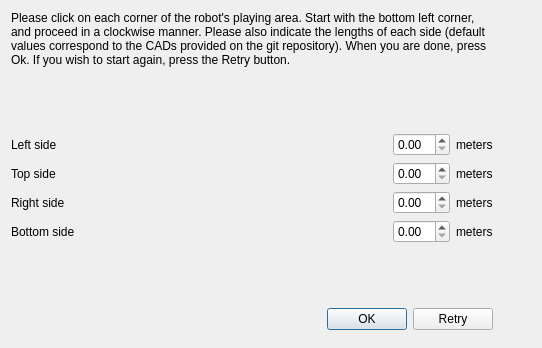
The window that vision/ui/DimensionsConverter.ui (victoriapc/HockusPockus) describes before a commit, drawn with Qt 5.
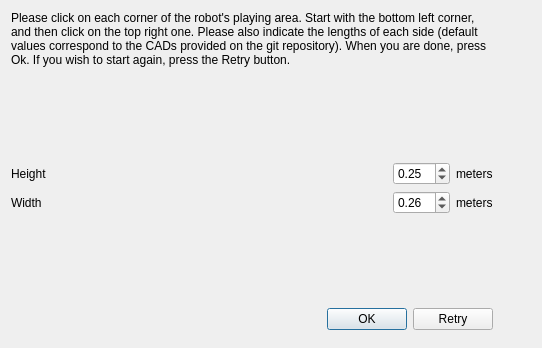
The same window after the commit.

Commit message: added ROS support for the table configuration and changed the table class so that it only has a width and an height, instead of 4 sides, as we assume the mechanism to be a perfect rectangle

Diff of the .ui file:
```diff
--- a/vision/ui/DimensionsConverter.ui
+++ b/vision/ui/DimensionsConverter.ui
@@ -26,7 +26,7 @@
     <item row="0" column="0" colspan="2">
      <widget class="QLabel" name="label">
       <property name="text">
-       <string>Please click on each corner of the robot's playing area. Start with the bottom left corner, and proceed in a clockwise manner. Please also indicate the lengths of each side (default values correspond to the CADs provided on the git repository). When you are done, press Ok. If you wish to start again, press the Retry button. </string>
+       <string>Please click on each corner of the robot's playing area. Start with the bottom left corner, and then click on the top right one. Please also indicate the lengths of each side (default values correspond to the CADs provided on the git repository). When you are done, press Ok. If you wish to start again, press the Retry button. </string>
       </property>
       <property name="wordWrap">
        <bool>true</bool>
@@ -51,7 +51,7 @@
       <item>
        <widget class="QLabel" name="label_2">
         <property name="text">
-         <string>Left side</string>
+         <string>Height</string>
         </property>
        </widget>
       </item>
@@ -69,7 +69,11 @@
        </spacer>
       </item>
       <item>
-       <widget class="QDoubleSpinBox" name="doubleSpinBox_LeftSide"/>
+       <widget class="QDoubleSpinBox" name="doubleSpinBox_Height">
+        <property name="value">
+         <double>0.250000000000000</double>
+        </property>
+       </widget>
       </item>
       <item>
        <widget class="QLabel" name="label_3">
@@ -85,7 +89,7 @@
       <item>
        <widget class="QLabel" name="label_4">
         <property name="text">
-         <string>Top side</string>
+         <string>Width</string>
         </property>
        </widget>
       </item>
@@ -103,7 +107,11 @@
        </spacer>
       </item>
       <item>
-       <widget class="QDoubleSpinBox" name="doubleSpinBox_TopSide"/>
+       <widget class="QDoubleSpinBox" name="doubleSpinBox_Width">
+        <property name="value">
+         <double>0.260000000000000</double>
+        </property>
+       </widget>
       </item>
       <item>
        <widget class="QLabel" name="label_5">
@@ -115,72 +123,10 @@
      </layout>
     </item>
     <item row="4" column="0" colspan="2">
-     <layout class="QHBoxLayout" name="horizontalLayout_4">
-      <item>
-       <widget class="QLabel" name="label_8">
-        <property name="text">
-         <string>Right side</string>
-        </property>
-       </widget>
-      </item>
-      <item>
-       <spacer name="horizontalSpacer_4">
-        <property name="orientation">
-         <enum>Qt::Horizontal</enum>
-        </property>
-        <property name="sizeHint" stdset="0">
-         <size>
-          <width>108</width>
-          <height>20</height>
-         </size>
-        </property>
-       </spacer>
-      </item>
-      <item>
-       <widget class="QDoubleSpinBox" name="doubleSpinBox_RightSide"/>
-      </item>
-      <item>
-       <widget class="QLabel" name="label_9">
-        <property name="text">
-         <string>meters</string>
-        </property>
-       </widget>
-      </item>
-     </layout>
+     <layout class="QHBoxLayout" name="horizontalLayout_4"/>
     </item>
     <item row="5" column="0" colspan="2">
-     <layout class="QHBoxLayout" name="horizontalLayout_5">
-      <item>
-       <widget class="QLabel" name="label_10">
-        <property name="text">
-         <string>Bottom side</string>
-        </property>
-       </widget>
-      </item>
-      <item>
-       <spacer name="horizontalSpacer_5">
-        <property name="orientation">
-         <enum>Qt::Horizontal</enum>
-        </property>
-        <property name="sizeHint" stdset="0">
-         <size>
-          <width>108</width>
-          <height>20</height>
-         </size>
-        </property>
-       </spacer>
-      </item>
-      <item>
-       <widget class="QDoubleSpinBox" name="doubleSpinBox_BottomSide"/>
-      </item>
-      <item>
-       <widget class="QLabel" name="label_11">
-        <property name="text">
-         <string>meters</string>
-        </property>
-       </widget>
-      </item>
-     </layout>
+     <layout class="QHBoxLayout" name="horizontalLayout_5"/>
     </item>
     <item row="6" column="0">
      <spacer name="verticalSpacer_2">
```
Left out of the diff: 32 changed lines with no effect on the pictures. The commit also changes 10 other files.
